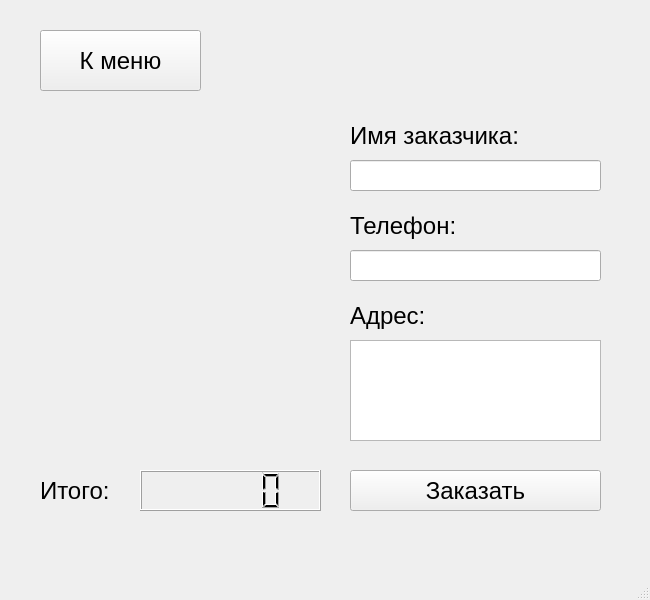
First picture: the form in customer_interface/basket.ui, repository ArtemTeleluhin/Pizzeria, before the edit.
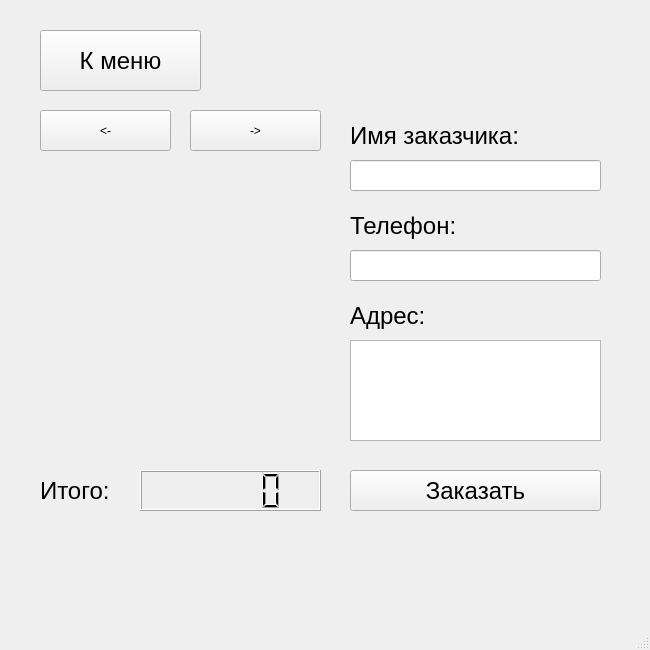
Second picture: the form after the edit.

Commit message: Исправлен интерфейс

Diff of the .ui file:
```diff
--- a/customer_interface/basket.ui
+++ b/customer_interface/basket.ui
@@ -7,9 +7,15 @@
     <x>0</x>
     <y>0</y>
     <width>650</width>
-    <height>600</height>
+    <height>650</height>
    </rect>
   </property>
+  <property name="sizePolicy">
+   <sizepolicy hsizetype="Ignored" vsizetype="Ignored">
+    <horstretch>0</horstretch>
+    <verstretch>0</verstretch>
+   </sizepolicy>
+  </property>
   <property name="windowTitle">
    <string>MainWindow</string>
   </property>
@@ -36,9 +42,9 @@
     <property name="geometry">
      <rect>
       <x>40</x>
-      <y>120</y>
+      <y>160</y>
       <width>281</width>
-      <height>331</height>
+      <height>291</height>
      </rect>
     </property>
     <layout class="QHBoxLayout" name="horizontalLayout">
@@ -177,6 +183,32 @@
      <string>Заказать</string>
     </property>
    </widget>
+   <widget class="QPushButton" name="back">
+    <property name="geometry">
+     <rect>
+      <x>40</x>
+      <y>110</y>
+      <width>131</width>
+      <height>41</height>
+     </rect>
+    </property>
+    <property name="text">
+     <string>&lt;-</string>
+    </property>
+   </widget>
+   <widget class="QPushButton" name="forward">
+    <property name="geometry">
+     <rect>
+      <x>190</x>
+      <y>110</y>
+      <width>131</width>
+      <height>41</height>
+     </rect>
+    </property>
+    <property name="text">
+     <string>-&gt;</string>
+    </property>
+   </widget>
   </widget>
   <widget class="QMenuBar" name="menubar">
    <property name="geometry">
```
Left out of the diff: 2 changed lines with no effect on the pictures. The commit also changes 2 other files.
